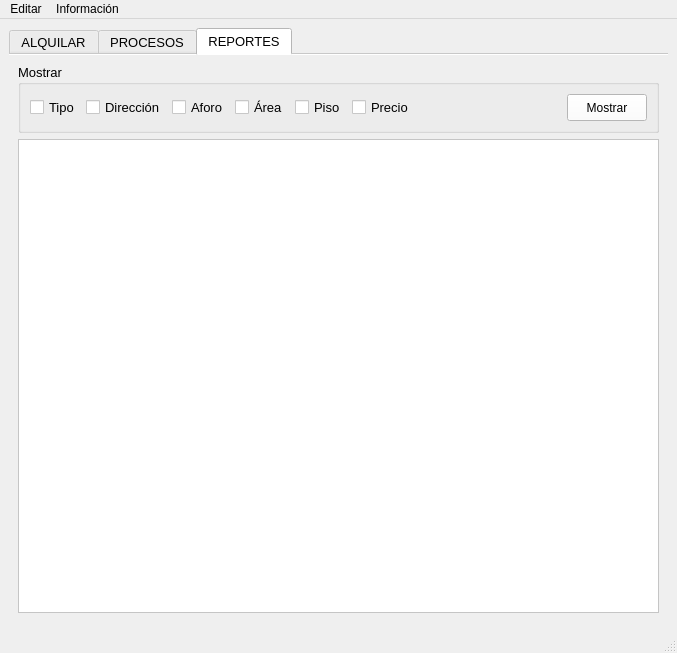
Qt form mainwindow.ui (joisRomero/SistemaDeEventos) before a commit.
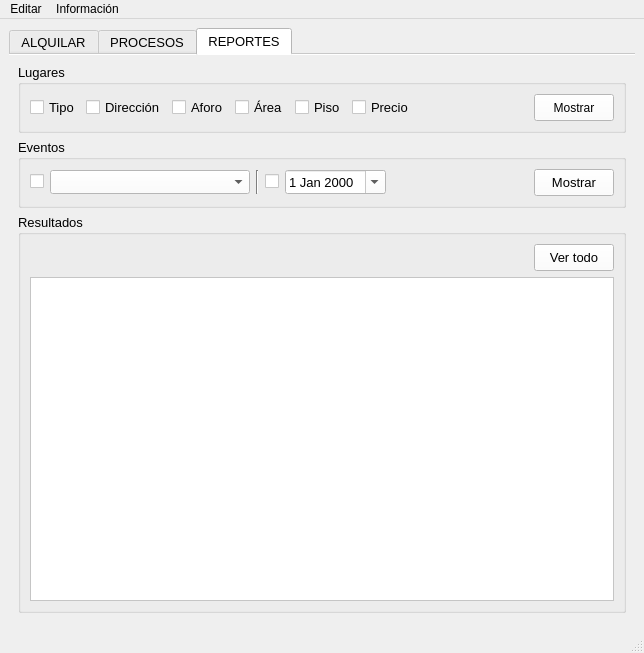
The same form after that commit.

Commit message: cree un nuevo reporte en el modulo reporte

```diff
--- a/mainwindow.ui
+++ b/mainwindow.ui
@@ -9,7 +9,7 @@
    <rect>
     <x>0</x>
     <y>0</y>
-    <width>677</width>
+    <width>644</width>
     <height>653</height>
    </rect>
   </property>
@@ -1333,11 +1333,11 @@
        <attribute name="title">
         <string>REPORTES</string>
        </attribute>
-       <layout class="QVBoxLayout" name="verticalLayout_13">
+       <layout class="QVBoxLayout" name="verticalLayout_15">
         <item>
          <widget class="QGroupBox" name="groupBox_6">
           <property name="title">
-           <string>Mostrar</string>
+           <string>Lugares</string>
           </property>
           <layout class="QHBoxLayout" name="horizontalLayout_11">
            <item>
@@ -1423,7 +1423,159 @@
          </widget>
         </item>
         <item>
-         <widget class="QTableWidget" name="tablaReportes"/>
+         <widget class="QGroupBox" name="groupBox_7">
+          <property name="title">
+           <string>Eventos</string>
+          </property>
+          <layout class="QHBoxLayout" name="horizontalLayout_16">
+           <item>
+            <layout class="QVBoxLayout" name="verticalLayout_13">
+             <item>
+              <layout class="QHBoxLayout" name="horizontalLayout_15">
+               <item>
+                <widget class="QCheckBox" name="cbTipoEventos">
+                 <property name="text">
+                  <string/>
+                 </property>
+                </widget>
+               </item>
+               <item>
+                <widget class="QComboBox" name="tipoEventoReporte">
+                 <property name="minimumSize">
+                  <size>
+                   <width>200</width>
+                   <height>24</height>
+                  </size>
+                 </property>
+                </widget>
+               </item>
+               <item>
+                <widget class="Line" name="line">
+                 <property name="orientation">
+                  <enum>Qt::Vertical</enum>
+                 </property>
+                </widget>
+               </item>
+               <item>
+                <widget class="QCheckBox" name="cbFecha">
+                 <property name="text">
+                  <string/>
+                 </property>
+                </widget>
+               </item>
+               <item>
+                <widget class="QDateEdit" name="fechaReportes">
+                 <property name="wrapping">
+                  <bool>false</bool>
+                 </property>
+                 <property name="frame">
+                  <bool>true</bool>
+                 </property>
+                 <property name="buttonSymbols">
+                  <enum>QAbstractSpinBox::UpDownArrows</enum>
+                 </property>
+                 <property name="correctionMode">
+                  <enum>QAbstractSpinBox::CorrectToPreviousValue</enum>
+                 </property>
+                 <property name="maximumDateTime">
+                  <datetime>
+                   <hour>23</hour>
+                   <minute>59</minute>
+                   <second>59</second>
+                   <year>9999</year>
+                   <month>12</month>
+                   <day>31</day>
+                  </datetime>
+                 </property>
+                 <property name="calendarPopup">
+                  <bool>true</bool>
+                 </property>
+                </widget>
+               </item>
+              </layout>
+             </item>
+            </layout>
+           </item>
+           <item>
+            <spacer name="horizontalSpacer_11">
+             <property name="orientation">
+              <enum>Qt::Horizontal</enum>
+             </property>
+             <property name="sizeHint" stdset="0">
+              <size>
+               <width>40</width>
+               <height>20</height>
+              </size>
+             </property>
+            </spacer>
+           </item>
+           <item>
+            <widget class="QPushButton" name="btnMostrarTodoEventos">
+             <property name="minimumSize">
+              <size>
+               <width>0</width>
+               <height>27</height>
+              </size>
+             </property>
+             <property name="text">
+              <string>Mostrar</string>
+             </property>
+            </widget>
+           </item>
+          </layout>
+         </widget>
+        </item>
+        <item>
+         <widget class="QGroupBox" name="groupBox_8">
+          <property name="title">
+           <string>Resultados</string>
+          </property>
+          <layout class="QVBoxLayout" name="verticalLayout_14">
+           <item>
+            <layout class="QHBoxLayout" name="horizontalLayout_14">
+             <item>
+              <spacer name="horizontalSpacer_17">
+               <property name="orientation">
+                <enum>Qt::Horizontal</enum>
+               </property>
+               <property name="sizeHint" stdset="0">
+                <size>
+                 <width>40</width>
+                 <height>20</height>
+                </size>
+               </property>
+              </spacer>
+             </item>
+             <item>
+              <widget class="QPushButton" name="btnVerTodo">
+               <property name="minimumSize">
+                <size>
+                 <width>0</width>
+                 <height>27</height>
+                </size>
+               </property>
+               <property name="text">
+                <string>Ver todo</string>
+               </property>
+              </widget>
+             </item>
+            </layout>
+           </item>
+           <item>
+            <widget class="QTableWidget" name="tablaReportes">
+             <property name="midLineWidth">
+              <number>0</number>
+             </property>
+             <property name="dragEnabled">
+              <bool>false</bool>
+             </property>
+             <property name="alternatingRowColors">
+              <bool>false</bool>
+             </property>
+            </widget>
+           </item>
+          </layout>
+         </widget>
         </item>
        </layout>
       </widget>
@@ -1437,7 +1589,7 @@
     <rect>
      <x>0</x>
      <y>0</y>
-     <width>677</width>
+     <width>644</width>
      <height>21</height>
     </rect>
    </property>
```
Left out of the diff: 58 changed lines with no effect on the pictures. The commit also changes 14 other files.
